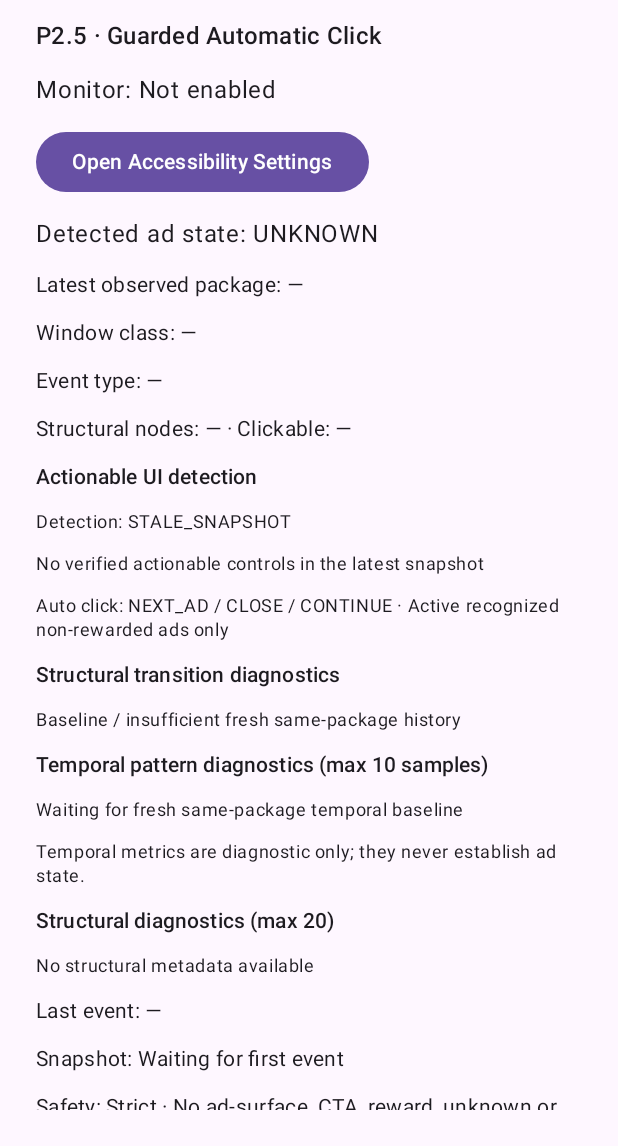
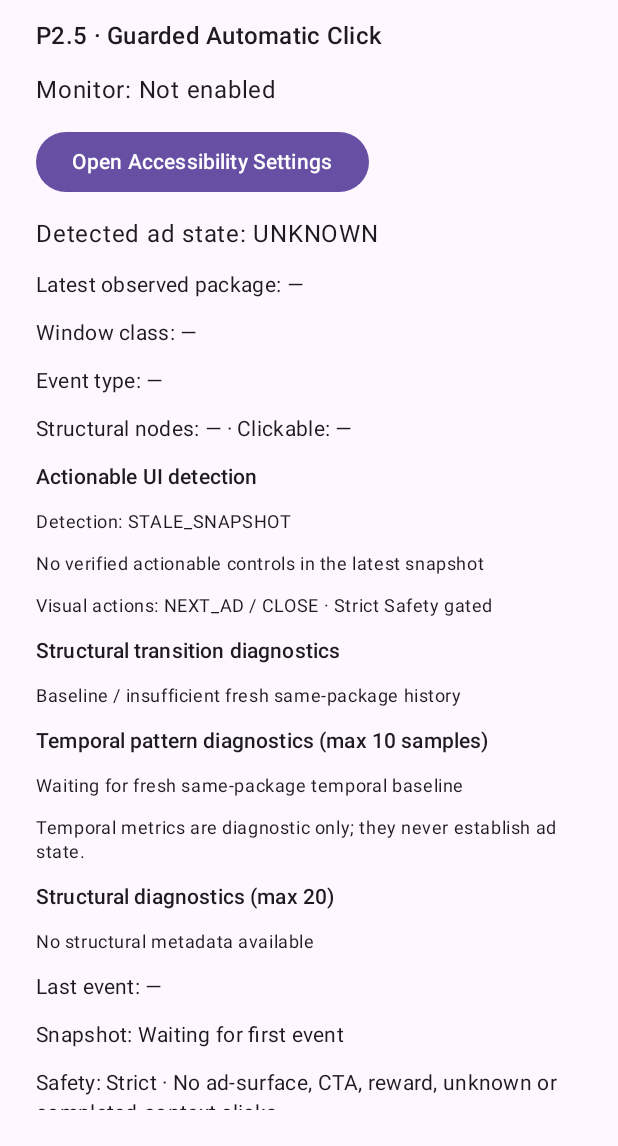
Before and after one commit to kenznguyen/Smart-Ad-Skip, an Android app built with Jetpack Compose: the screen it shows after launch (MainActivity), on a phone screen of 412 x 824 dp, the part 90-1236 px from its top. Run offline under Robolectric (Android 15) with nearby library versions, the phone set to English and light mode, and no system bars; our stand-ins replace AdMob.

Commit message:
Update diagnostics for bounds-only visual candidates

```diff
--- a/app/src/main/java/com/kenznguyen/smartadskip/MainActivity.kt
+++ b/app/src/main/java/com/kenznguyen/smartadskip/MainActivity.kt
@@ -100,12 +100,12 @@ private fun AccessibilityMonitorScreen() {
         } else {
             candidates.forEachIndexed { index, candidate ->
                 Text(
-                    "${index + 1}. ${candidate.viewClassName ?: "—"} · ${candidate.resourceId ?: "no resource id"} · bounds=${candidate.bounds}",
+                    "${index + 1}. Visual candidate · bounds=${candidate.bounds}",
                     style = MaterialTheme.typography.bodySmall
                 )
             }
         }
-        Text("Auto click: NEXT_AD / CLOSE / CONTINUE · Active recognized non-rewarded ads only", style = MaterialTheme.typography.bodySmall)
+        Text("Visual actions: NEXT_AD / CLOSE · Strict Safety gated", style = MaterialTheme.typography.bodySmall)
         Text("Structural transition diagnostics", style = MaterialTheme.typography.titleSmall)
         val transition = snapshot?.structuralTransition
         if (transition?.comparisonAvailable == true) {
```
